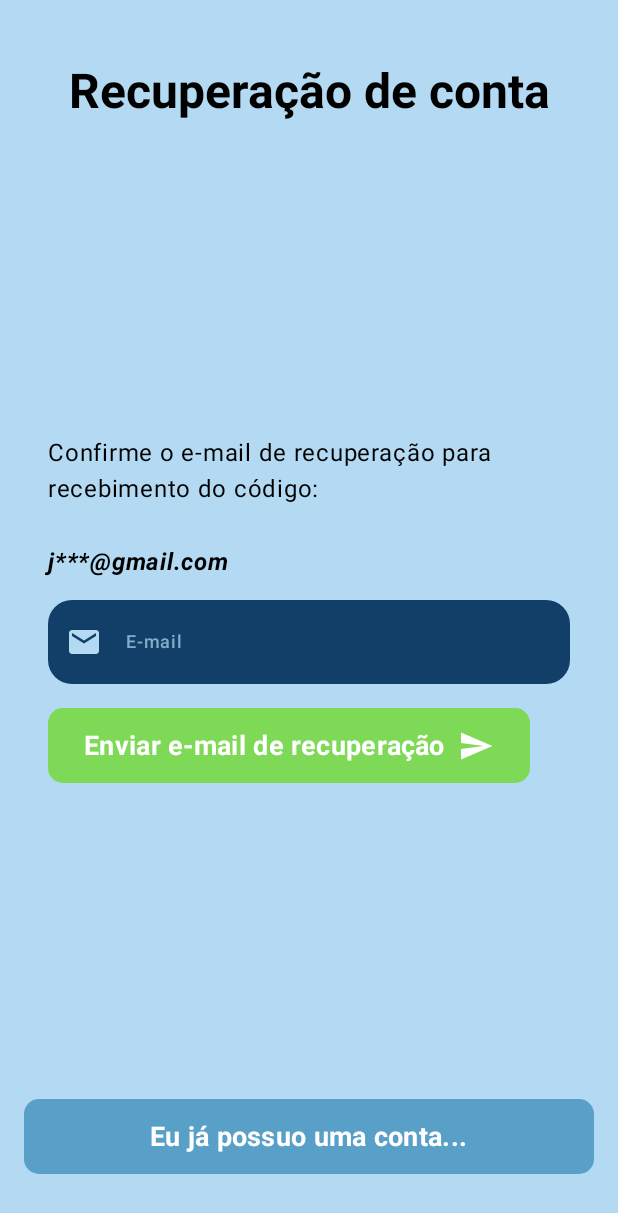
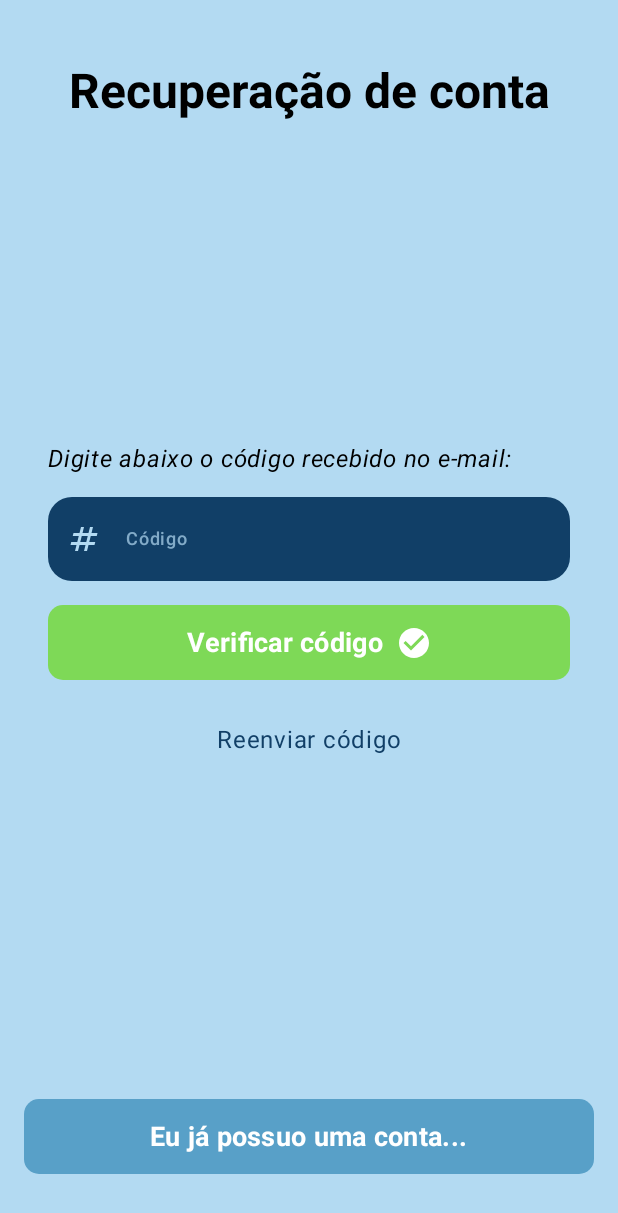
Before and after one commit to JoaoSchuh-cmd/HomieWorks, an Android app built with Jetpack Compose: the RecoveryPage screen opened through its navigation route, after a tap on "Enviar e-mail de recuperação", on a phone screen of 412 x 824 dp. Shown: the top 1213 px of the screen. Run offline under Robolectric (Android 15) with nearby library versions, the phone set to English and light mode, and no system bars.

Commit message:
Criado sessões na RecoveryPage + adicionado navegação entre sessões

```diff
--- a/app/src/main/java/br/com/pucpr/homieworks/MainActivity.kt
+++ b/app/src/main/java/br/com/pucpr/homieworks/MainActivity.kt
@@ -39,7 +39,7 @@ class MainActivity : ComponentActivity() {
 
 @Composable
 fun AppNavHost(navController: NavHostController = rememberNavController()) {
-    NavHost(navController = navController, startDestination = Screen.Login.route) {
+    NavHost(navController = navController, startDestination = Screen.Recovery.route) {
         composable(Screen.Login.route) {
             LoginPage(
                 onLoginSuccess = { navController.navigate(Screen.Feed.route) },
@@ -52,7 +52,8 @@ fun AppNavHost(navController: NavHostController = rememberNavController()) {
         }
         composable(Screen.Recovery.route) {
             RecoveryPage(
-                onAlreadyHaveAccount = { navController.navigate(Screen.Login.route) }
+                onAlreadyHaveAccount = { navController.navigate(Screen.Login.route) },
+                onSuccssesRecovery = { navController.navigate(Screen.Login.route) }
             )
         }
         composable(Screen.MyJobs.route) {
--- a/app/src/main/java/br/com/pucpr/homieworks/templates/LoginPage.kt
+++ b/app/src/main/java/br/com/pucpr/homieworks/templates/LoginPage.kt
@@ -25,7 +25,6 @@ import androidx.compose.ui.graphics.Color
 import androidx.compose.ui.layout.ContentScale
 import androidx.compose.ui.res.painterResource
 import androidx.compose.ui.unit.dp
-import androidx.compose.ui.unit.sp
 import br.com.pucpr.homieworks.R
 import br.com.pucpr.homieworks.templates.util.GenericButton
 import br.com.pucpr.homieworks.templates.util.InputText
@@ -123,9 +122,8 @@ fun LoginPage(
                     ) {
                         Text(
                             text = "Clique aqui se esqueceu sua senha",
-                            fontSize = 15.sp,
                             color = superLightCean,
-                            style = MaterialTheme.typography.displayMedium,
+                            style = MaterialTheme.typography.bodyLarge,
                         )
                     }
                 }
--- a/app/src/main/java/br/com/pucpr/homieworks/templates/RecoveryPage.kt
+++ b/app/src/main/java/br/com/pucpr/homieworks/templates/RecoveryPage.kt
@@ -11,11 +11,21 @@ import androidx.compose.foundation.layout.fillMaxWidth
 import androidx.compose.foundation.layout.padding
 import androidx.compose.material.icons.Icons
 import androidx.compose.material.icons.automirrored.filled.Send
+import androidx.compose.material.icons.filled.CheckCircle
 import androidx.compose.material.icons.filled.Email
+import androidx.compose.material.icons.filled.Lock
+import androidx.compose.material.icons.filled.LockReset
+import androidx.compose.material.icons.filled.Numbers
+import androidx.compose.material.icons.filled.Save
 import androidx.compose.material3.Icon
 import androidx.compose.material3.MaterialTheme
 import androidx.compose.material3.Text
+import androidx.compose.material3.TextButton
 import androidx.compose.runtime.Composable
+import androidx.compose.runtime.getValue
+import androidx.compose.runtime.mutableIntStateOf
+import androidx.compose.runtime.remember
+import androidx.compose.runtime.setValue
 import androidx.compose.ui.Alignment
 import androidx.compose.ui.Modifier
 import androidx.compose.ui.graphics.Color
@@ -32,7 +42,8 @@ import br.com.pucpr.homieworks.ui.theme.superLightCean
 
 @Composable
 fun RecoveryPage(
-    onAlreadyHaveAccount : () -> Unit
+    onAlreadyHaveAccount : () -> Unit,
+    onSuccssesRecovery : () -> Unit,
 ) {
     Box(
         modifier = Modifier
@@ -47,7 +58,7 @@ fun RecoveryPage(
             verticalArrangement = Arrangement.spacedBy(16.dp)
         ) {
             RecoveryHeader()
-            RecoveryContent()
+            RecoveryContent(onSuccssesRecovery = onSuccssesRecovery)
             RecoveryFooter(onAlreadyHaveAccount)
         }
     }
@@ -72,7 +83,9 @@ fun RecoveryHeader() {
 }
 
 @Composable
-fun RecoveryContent() {
+fun RecoveryContent(onSuccssesRecovery: () -> Unit) {
+    var session by remember { mutableIntStateOf(1) }
+
     Box(
         modifier = Modifier
             .fillMaxWidth()
@@ -83,6 +96,17 @@ fun RecoveryContent() {
             modifier = Modifier.align(Alignment.Center),
             verticalArrangement = Arrangement.spacedBy(16.dp),
         ) {
+            when (session) {
+                1 -> RecoverySessionOne(onSessionChange = { session = it })
+                2 -> RecoverySessionTwo(onSessionChange = { session = it })
+                3 -> RecoverySessionThree(onSuccssesRecovery = onSuccssesRecovery)
+            }
+        }
+    }
+}
+
+@Composable
+fun RecoverySessionOne(onSessionChange: (Int) -> Unit) {
     Column(
         modifier = Modifier
             .fillMaxWidth(),
@@ -123,9 +147,118 @@ fun RecoveryContent() {
                 tint = Color.White,
                 contentDescription = "Ícone de envio"
             )
+        },
+        onClick = { onSessionChange(2) }
+    )
+}
+
+@Composable
+fun RecoverySessionTwo(onSessionChange: (Int) -> Unit) {
+    Column(
+        modifier = Modifier
+            .fillMaxWidth(),
+        verticalArrangement = Arrangement.spacedBy(16.dp)
+    ) {
+        Text(
+            text = "Digite abaixo o código recebido no e-mail:",
+            color = Color.Black,
+            style = MaterialTheme.typography.bodyLarge,
+            fontStyle = FontStyle.Italic
+        )
+
+        InputText(
+            label = "Código",
+            leadingIcon = {
+                Icon(
+                    imageVector = Icons.Default.Numbers,
+                    contentDescription = "Ícone de números",
+                    tint = superLightCean
+                )
+            },
+            fontColor = superLightCean,
+            backGroundColor = darkCean
+        )
+        GenericButton(
+            text = "Verificar código",
+            textColor = Color.White,
+            containerColor = lightGreen,
+            modifier = Modifier.fillMaxWidth(),
+            icon = {
+                Icon(
+                    imageVector = Icons.Filled.CheckCircle,
+                    tint = Color.White,
+                    contentDescription = "Ícone de check"
+                )
+            },
+            onClick = { onSessionChange(3) }
+        )
+        TextButton(
+            onClick = {  },
+            modifier = Modifier
+                .align(Alignment.CenterHorizontally)
+                .fillMaxWidth()
+        ) {
+            Text(
+                text = "Reenviar código",
+                color = darkCean,
+                style = MaterialTheme.typography.bodyLarge,
+            )
+        }
+    }
+}
+
+@Composable
+fun RecoverySessionThree(onSuccssesRecovery: () -> Unit) {
+    Column(
+        modifier = Modifier.fillMaxWidth(),
+        verticalArrangement = Arrangement.spacedBy(16.dp)
+    ) {
+        Text(
+            text = "Digite e confirme a nova senha nos campos abaixo:",
+            color = Color.Black,
+            style = MaterialTheme.typography.bodyLarge,
+            fontStyle = FontStyle.Italic
+        )
+        InputText(
+            label = "Nova senha",
+            backGroundColor = darkCean,
+            fontColor = superLightCean,
+            isSecret = true,
+            leadingIcon = {
+                Icon(
+                    imageVector = Icons.Default.Lock,
+                    tint = superLightCean,
+                    contentDescription = "Ícone de cadeado"
+                )
             }
         )
+        InputText(
+            label = "Confirme a nova senha",
+            backGroundColor = darkCean,
+            fontColor = superLightCean,
+            isSecret = true,
+            leadingIcon = {
+                Icon(
+                    imageVector = Icons.Default.LockReset,
+                    tint = superLightCean,
+                    contentDescription = "Ícone de redefinição de senha"
+                )
             }
+        )
+        GenericButton(
+            text = "Salvar",
+            containerColor = lightGreen,
+            textColor = Color.White,
+            modifier = Modifier.fillMaxWidth(),
+            icon = {
+                Icon(
+                    imageVector = Icons.Default.Save,
+                    tint = Color.White,
+                    contentDescription = "Ícone de disquete"
+                )
+            },
+            onClick = { onSuccssesRecovery() }
+        )
     }
 }
 
```
Lines whose indentation alone changed are shown as unchanged.
